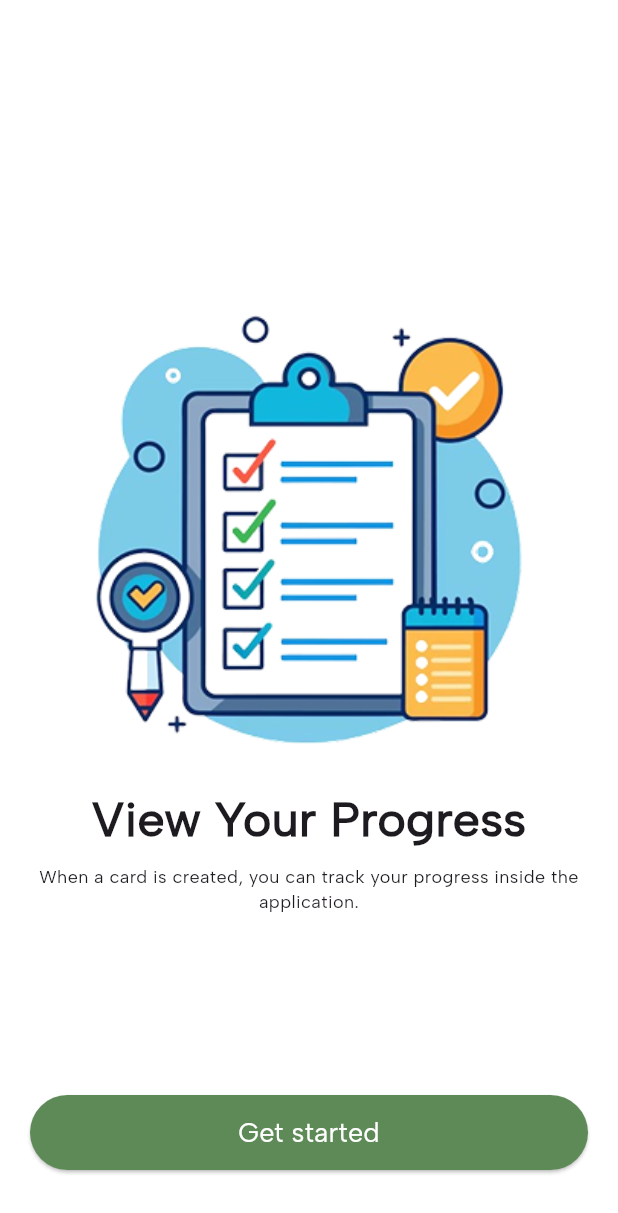
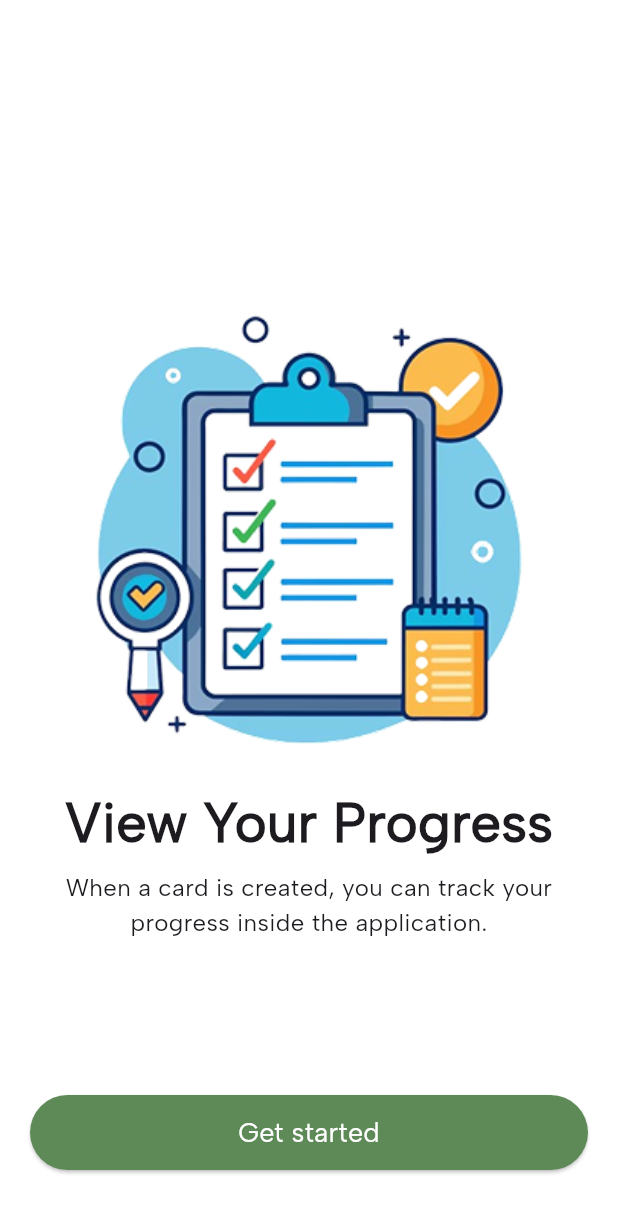
Before and after one commit to 0xRa1n/QizMe, a Flutter app: the screen it shows after launch, swiped to page 3, on a phone screen of 412 x 824 dp. Shown: the top 1213 px of the screen. Run offline on Flutter 3.47's test engine with Material 3 defaults, Android fonts, the phone set to English and light mode, and no system bars; our stand-ins replace auto_size_text, pinput, shared_preferences, smooth_page_indicator.

Commit message:
fix: Adjusted font sizes in onboarding screen

```diff
--- a/lib/views/login.dart
+++ b/lib/views/login.dart
@@ -110,7 +110,7 @@ class _LoginState extends State<Login> {
       }
     } finally {
       if (mounted) {
-        // will be executed everytime, this terminates the loading icon (see line 106)
+        // will be executed everytime, this terminates the loading icon
         setState(() {
           _isLoggingIn = false;
         });
--- a/lib/views/onboardingScreen.dart
+++ b/lib/views/onboardingScreen.dart
@@ -71,14 +71,14 @@ class _OnboardingscreenState extends State<Onboardingscreen> {
                           const Text(
                             "Create Flashcards",
                             style: TextStyle(
-                              fontSize: 32,
+                              fontSize: 36,
                               fontWeight: FontWeight.bold,
                             ),
                           ),
                           const SizedBox(height: 6),
                           const Text(
                             "Put your memory to the ultimate test.",
-                            style: TextStyle(fontSize: 12),
+                            style: TextStyle(fontSize: 16),
                             textAlign: TextAlign.center,
                           ),
                         ],
@@ -125,7 +125,7 @@ class _OnboardingscreenState extends State<Onboardingscreen> {
                           AutoSizeText(
                             'Check Your Knowledge',
                             style: TextStyle(
-                              fontSize: 29,
+                              fontSize: 36,
                               fontWeight: FontWeight.bold,
                             ),
                             minFontSize: 10,
@@ -136,7 +136,7 @@ class _OnboardingscreenState extends State<Onboardingscreen> {
                           const SizedBox(height: 6),
                           const Text(
                             "Put your brains to the test, check your knowledge and discover what you already know.",
-                            style: TextStyle(fontSize: 12),
+                            style: TextStyle(fontSize: 16),
                             textAlign: TextAlign.center,
                           ),
                         ],
@@ -183,14 +183,14 @@ class _OnboardingscreenState extends State<Onboardingscreen> {
                           const Text(
                             "View Your Progress",
                             style: TextStyle(
-                              fontSize: 32,
+                              fontSize: 36,
                               fontWeight: FontWeight.bold,
                             ),
                           ),
                           const SizedBox(height: 6),
                           const Text(
                             "When a card is created, you can track your progress inside the application.",
-                            style: TextStyle(fontSize: 12),
+                            style: TextStyle(fontSize: 16),
                             textAlign: TextAlign.center,
                           ),
                         ],
@@ -290,6 +290,7 @@ class _OnboardingscreenState extends State<Onboardingscreen> {
                       ),
                     ),
                   ),
+                  SizedBox(height: 12),
                   TextButton(
                     onPressed: () => controller.jumpToPage(2),
                     child: const Text(
```
